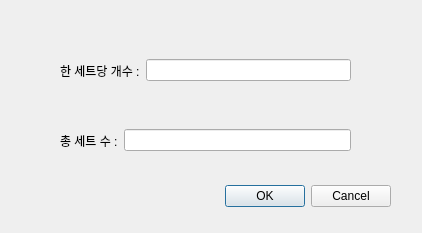
Above: posenet/ui/setting_ui.ui from Yeonhoon/kosa_final before the change. Below: the same form after it.
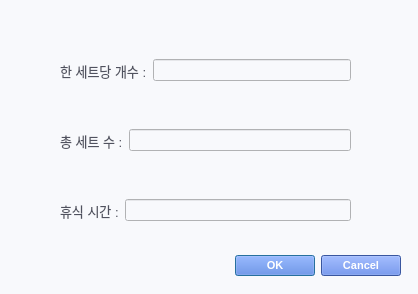
That is the form after the change.

Patch:
```diff
--- a/posenet/ui/setting_ui.ui
+++ b/posenet/ui/setting_ui.ui
@@ -6,18 +6,71 @@
    <rect>
     <x>0</x>
     <y>0</y>
-    <width>422</width>
-    <height>233</height>
+    <width>418</width>
+    <height>294</height>
    </rect>
   </property>
   <property name="windowTitle">
    <string>Dialog</string>
   </property>
+  <property name="styleSheet">
+   <string notr="true">QWidget
+{
+	background-color: rgb(248, 249, 252);
+	color: #000000;
+
+}
+
+
+/*-----QLabel-----*/
+QLabel
+{
+	background-color: transparent;
+	color: rgb(80, 82, 95);
+	font-size: 13px;
+
+}
+
+
+/*-----QPushButton-----*/
+QPushButton
+{
+	background-color: rgb(80,120,222);
+	color: #fff;
+	font-size: 11px;
+	font-weight: bold;
+}
+
+QPushButton::hover
+{
+	background-color: #3457b3;
+
+}
+
+QPushButton::disabled
+{
+	background-color: #4d5770;
+
+}
+
+
+QPushButton::pressed
+{
+	background-color: #85a7ff;
+
+}
+
+
+
+
+
+</string>
+  </property>
   <widget class="QDialogButtonBox" name="buttonBox">
    <property name="geometry">
     <rect>
-     <x>50</x>
-     <y>180</y>
+     <x>60</x>
+     <y>250</y>
      <width>341</width>
      <height>32</height>
     </rect>
@@ -105,6 +158,44 @@
     </item>
    </layout>
   </widget>
+  <widget class="QWidget" name="horizontalLayoutWidget_3">
+   <property name="geometry">
+    <rect>
+     <x>60</x>
+     <y>180</y>
+     <width>291</width>
+     <height>61</height>
+    </rect>
+   </property>
+   <layout class="QHBoxLayout" name="horizontalLayout_3">
+    <property name="spacing">
+     <number>6</number>
+    </property>
+    <property name="topMargin">
+     <number>15</number>
+    </property>
+    <property name="bottomMargin">
+     <number>15</number>
+    </property>
+    <item>
+     <widget class="QLabel" name="label_3">
+      <property name="text">
+       <string>휴식 시간 :</string>
+      </property>
+     </widget>
+    </item>
+    <item>
+     <widget class="QLineEdit" name="restsText">
+      <property name="inputMethodHints">
+       <set>Qt::ImhDigitsOnly</set>
+      </property>
+      <property name="alignment">
+       <set>Qt::AlignRight|Qt::AlignTrailing|Qt::AlignVCenter</set>
+      </property>
+     </widget>
+    </item>
+   </layout>
+  </widget>
  </widget>
  <resources/>
  <connections>
```
